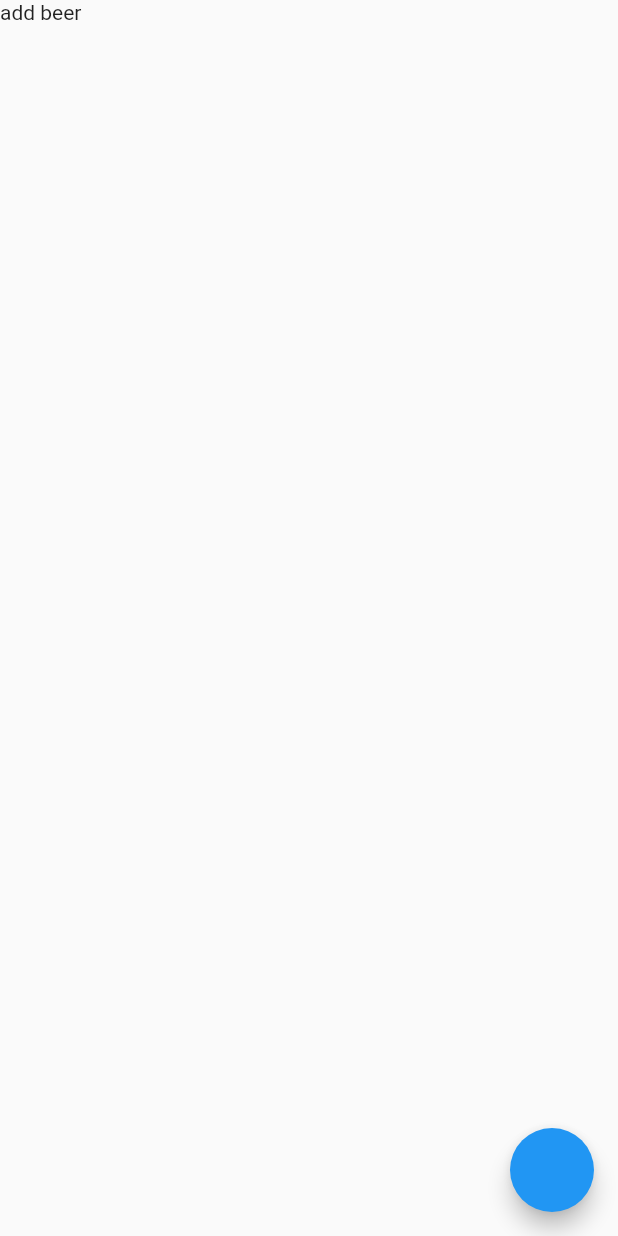
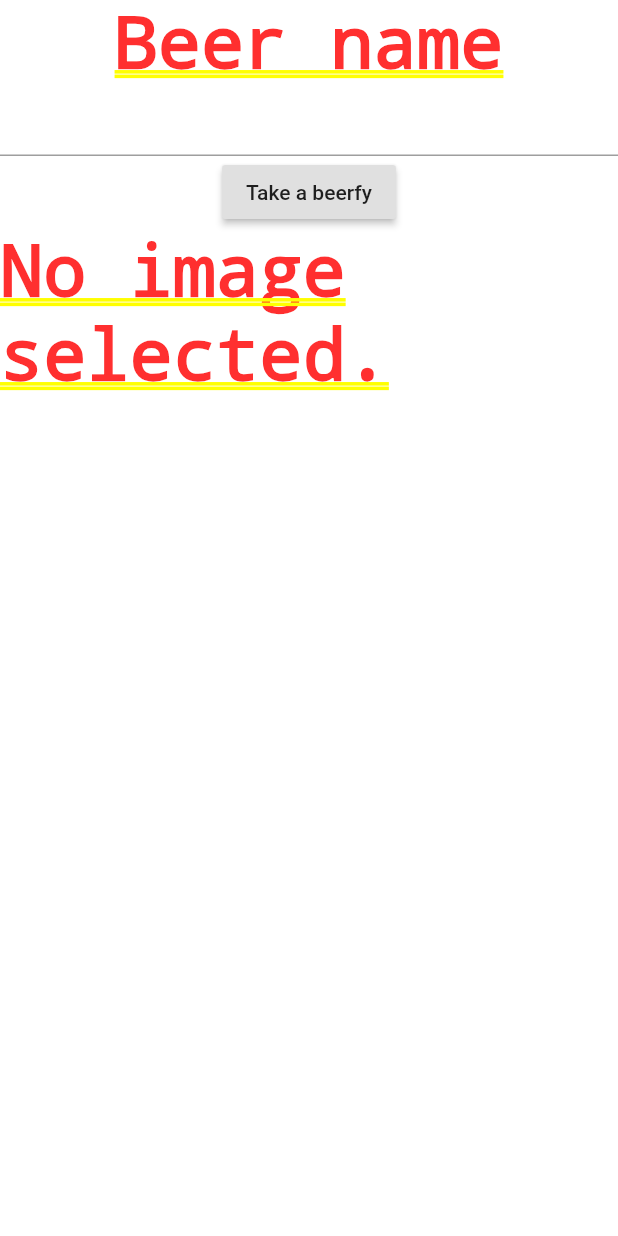
Before and after one commit to abilia/flutterbeer, a Flutter app: the AddBeer screen opened by its route, on a phone screen of 412 x 824 dp. Run offline on Flutter 3.47's test engine with Material 2 defaults, Android fonts, the phone set to English and light mode, and no system bars; our stand-ins replace flutter_redux, image_picker, redux.

Commit message:
Changing tasting views

```diff
--- a/lib/add_beer_view.dart
+++ /dev/null
@@ -1,22 +0,0 @@
-import 'package:flutter/material.dart';
-
-class AddBeer extends StatefulWidget {
-  @override
-  _AddBeerState createState() => _AddBeerState();
-}
-
-class _AddBeerState extends State<AddBeer> {
-  final _formKey = GlobalKey<FormState>();
-  final _controller = TextEditingController()..text = 'beer theme';
-
-  @override
-  Widget build(BuildContext context) {
-    return Form(
-      child: Scaffold(
-
-        body: Text('add beer'),
-        floatingActionButton: FloatingActionButton(onPressed: (){},),
-      ),
-    );
-  }
-}
--- /dev/null
+++ b/lib/create_tasting/add_beer_view.dart
@@ -0,0 +1,53 @@
+import 'dart:io';
+
+import 'package:flutter/material.dart';
+import 'package:flutterbeer/model/app_model.dart';
+import 'package:image_picker/image_picker.dart';
+
+class AddBeer extends StatefulWidget {
+  final Beer beer;
+  AddBeer({this.beer});
+  @override
+  _AddBeerState createState() => _AddBeerState(beer: beer);
+}
+
+class _AddBeerState extends State<AddBeer> {
+  _AddBeerState({this.beer});
+  final Beer beer;
+  final _formKey = GlobalKey<FormState>();
+  final _controller = TextEditingController();
+  File _image;
+  Future getImage() async {
+    var image = await ImagePicker.pickImage(source: ImageSource.camera);
+    setState(() {
+      _image = image;
+    });
+  }
+
+  @override
+  Widget build(BuildContext context) {
+    return Form(
+      key: _formKey,
+      child: Column(
+          children: <Widget>[
+            Text('Beer name'),
+            TextFormField(
+              controller: _controller,
+              validator: (value) {
+                if (value.isEmpty) return 'need to add a name';
+              },
+            ),
+            RaisedButton(
+              child: Text('Take a beerfy'),
+              onPressed: getImage,
+            ),
+            Expanded(
+              child: _image == null
+                  ? Text('No image selected.')
+                  : Image.file(_image),
+            )
+          ],
+        ),
+    );
+  }
+}
--- a/lib/main.dart
+++ b/lib/main.dart
@@ -1,12 +1,12 @@
 import 'package:flutter/material.dart';
 import 'package:flutter_redux/flutter_redux.dart';
-import 'package:flutterbeer/state/reducer.dart';
 import 'package:redux/redux.dart';
-import 'package:flutterbeer/add_beer_view.dart';
-import 'package:flutterbeer/create_testing.dart';
-import 'package:flutterbeer/join_testing.dart';
-import 'package:flutterbeer/vote.dart';
 
+import 'state/reducer.dart';
+import 'join_testing.dart';
+import 'vote.dart';
+import 'create_tasting/add_beer_view.dart';
+import 'create_tasting/create_testing.dart';
 import 'state/app_state.dart';
 
 void main() => runApp(MyApp());
@@ -28,7 +28,7 @@ class MyApp extends StatelessWidget {
         routes: {
           '/': (context) => MainScreen(),
           '/create': (context) => CreateTesting(),
-          '/create/add': (context) => AddBeer(),
+          '/add': (context) => AddBeer(),
           '/join': (context) => JoinTesting(),
           '/vote': (context) => Vote()
         },
--- a/lib/vote.dart
+++ b/lib/vote.dart
@@ -1,7 +1,9 @@
 import 'package:flutter/material.dart';
 import 'package:flutter_redux/flutter_redux.dart';
-import 'package:flutterbeer/state/app_state.dart';
 import 'package:redux/redux.dart';
+
+import 'state/app_state.dart';
+import 'model/app_model.dart';
 
 class Vote extends StatelessWidget {
   @override
```
Also changed, not shown: lib/create_tasting/create_testing.dart (added, +58 -0 lines), lib/create_tasting/tasting_info.dart (added, +42 -0 lines), lib/create_testing.dart (deleted, +0 -63 lines), pubspec.yaml (+1 -53 lines), pubspec.lock, 9 other files.
